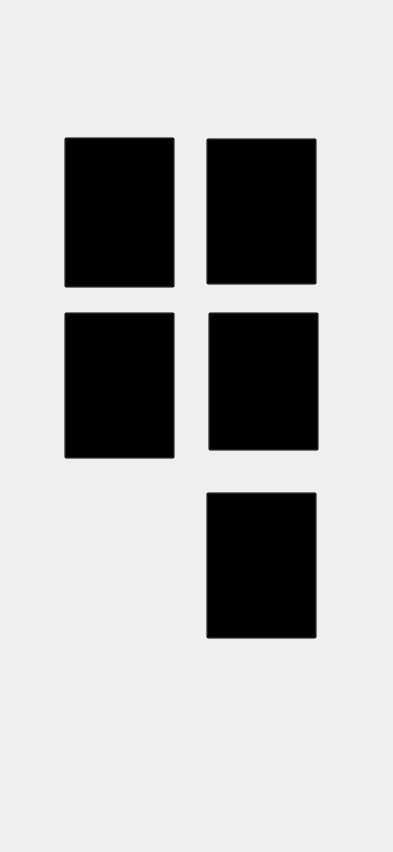
Above: Dashboard/dashboard.ui from richterace/SideKlick before the change. Below: the same form after it.
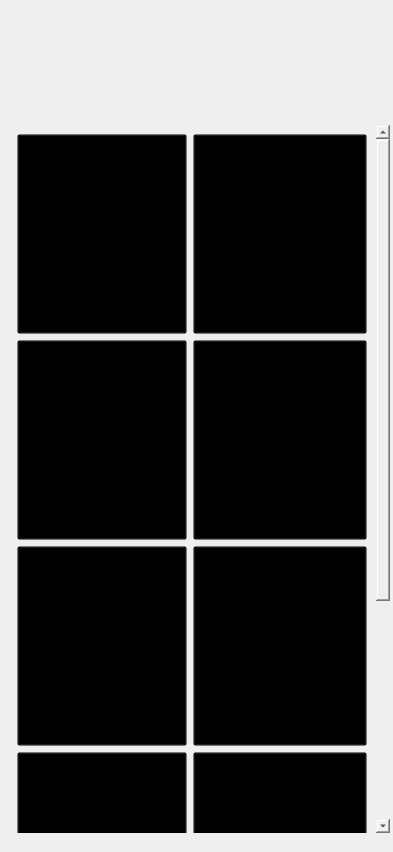
That is the form after the change. The open tabs and pages were chosen to show the change. Icons and pictures are not drawn.

Patch:
```diff
--- a/Dashboard/dashboard.ui
+++ b/Dashboard/dashboard.ui
@@ -1141,86 +1141,222 @@
        <bool>true</bool>
       </property>
      </widget>
-     <widget class="QPushButton" name="pushButton">
+     <widget class="QScrollArea" name="scrollArea_2">
       <property name="geometry">
        <rect>
-        <x>206</x>
-        <y>148</y>
-        <width>111</width>
-        <height>147</height>
+        <x>8</x>
+        <y>135</y>
+        <width>382</width>
+        <height>708</height>
        </rect>
       </property>
       <property name="styleSheet">
        <string notr="true">background:none;
-background-color:transparent;</string>
+background-color:transparent</string>
       </property>
-      <property name="text">
-       <string/>
+      <property name="frameShape">
+       <enum>QFrame::NoFrame</enum>
       </property>
-     </widget>
-     <widget class="QPushButton" name="exerciseButton">
-      <property name="geometry">
-       <rect>
-        <x>64</x>
-        <y>147</y>
-        <width>111</width>
-        <height>151</height>
-       </rect>
+      <property name="verticalScrollBarPolicy">
+       <enum>Qt::ScrollBarAlwaysOn</enum>
       </property>
-      <property name="styleSheet">
-       <string notr="true">background:none;
-background-color:transparent;</string>
+      <property name="sizeAdjustPolicy">
+       <enum>QAbstractScrollArea::AdjustIgnored</enum>
       </property>
-      <property name="text">
-       <string/>
+      <property name="widgetResizable">
+       <bool>true</bool>
       </property>
-     </widget>
-     <widget class="QPushButton" name="pushButton_6">
-      <property name="geometry">
-       <rect>
-        <x>64</x>
-        <y>322</y>
-        <width>111</width>
-        <height>147</height>
-       </rect>
-      </property>
-      <property name="styleSheet">
-       <string notr="true">background:none;
+      <widget class="QWidget" name="scrollAreaWidgetContents_2">
+       <property name="geometry">
+        <rect>
+         <x>0</x>
+         <y>-334</y>
+         <width>365</width>
+         <height>1042</height>
+        </rect>
+       </property>
+       <layout class="QFormLayout" name="formLayout">
+        <item row="0" column="0">
+         <widget class="QPushButton" name="pushButton_7">
+          <property name="minimumSize">
+           <size>
+            <width>170</width>
+            <height>200</height>
+           </size>
+          </property>
+          <property name="styleSheet">
+           <string notr="true">background:none;
+background-color:transparent;
+border-image: url(:/newPrefix/features4.png);</string>
+          </property>
+          <property name="text">
+           <string/>
+          </property>
+         </widget>
+        </item>
+        <item row="0" column="1">
+         <widget class="QPushButton" name="pushButton">
+          <property name="enabled">
+           <bool>true</bool>
+          </property>
+          <property name="minimumSize">
+           <size>
+            <width>120</width>
+            <height>200</height>
+           </size>
+          </property>
+          <property name="styleSheet">
+           <string notr="true">background:none;
+border-image: url(:/newPrefix/features2.png);
 background-color:transparent;</string>
-      </property>
-      <property name="text">
-       <string/>
-      </property>
-     </widget>
-     <widget class="QPushButton" name="pushButton_7">
-      <property name="geometry">
-       <rect>
-        <x>208</x>
-        <y>322</y>
-        <width>111</width>
-        <height>139</height>
-       </rect>
-      </property>
-      <property name="styleSheet">
-       <string notr="true">background:none;
+          </property>
+          <property name="text">
+           <string/>
+          </property>
+         </widget>
+        </item>
+        <item row="1" column="0">
+         <widget class="QPushButton" name="exerciseButton">
+          <property name="minimumSize">
+           <size>
+            <width>170</width>
+            <height>200</height>
+           </size>
+          </property>
+          <property name="styleSheet">
+           <string notr="true">background:none;
+border-image: url(:/newPrefix/features1.png);
 background-color:transparent;</string>
-      </property>
-      <property name="text">
-       <string/>
-      </property>
+          </property>
+          <property name="text">
+           <string/>
+          </property>
+         </widget>
+        </item>
+        <item row="1" column="1">
+         <widget class="QPushButton" name="waterButton2">
+          <property name="minimumSize">
+           <size>
+            <width>120</width>
+            <height>200</height>
+           </size>
+          </property>
+          <property name="styleSheet">
+           <string notr="true">background:none;
+background-color:transparent;
+border-image: url(:/newPrefix/features6.png);</string>
+          </property>
+          <property name="text">
+           <string/>
+          </property>
+         </widget>
+        </item>
+        <item row="2" column="0">
+         <widget class="QPushButton" name="pushButton_6">
+          <property name="minimumSize">
+           <size>
+            <width>170</width>
+            <height>200</height>
+           </size>
+          </property>
+          <property name="styleSheet">
+           <string notr="true">background:none;
+background-color:transparent;
+border-image: url(:/newPrefix/features3.png);</string>
+          </property>
+          <property name="text">
+           <string/>
+          </property>
+         </widget>
+        </item>
+        <item row="2" column="1">
+         <widget class="QPushButton" name="pushButton_2">
+          <property name="minimumSize">
+           <size>
+            <width>120</width>
+            <height>200</height>
+           </size>
+          </property>
+          <property name="styleSheet">
+           <string notr="true">background:none;
+border-image: url(:/newPrefix/features7.png);
+background-color:transparent;</string>
+          </property>
+          <property name="text">
+           <string/>
+          </property>
+         </widget>
+        </item>
+        <item row="3" column="0">
+         <widget class="QPushButton" name="pushButton_8">
+          <property name="minimumSize">
+           <size>
+            <width>170</width>
+            <height>200</height>
+           </size>
+          </property>
+          <property name="styleSheet">
+           <string notr="true">background:none;
+background-color:transparent;
+border-image: url(:/newPrefix/features8.png);</string>
+          </property>
+          <property name="text">
+           <string/>
+          </property>
+         </widget>
+        </item>
+        <item row="3" column="1">
+         <widget class="QPushButton" name="pushButton_9">
+          <property name="minimumSize">
+           <size>
+            <width>120</width>
+            <height>200</height>
+           </size>
+          </property>
+          <property name="styleSheet">
+           <string notr="true">background:none;
+background-color:transparent;
+border-image: url(:/newPrefix/features9.png);</string>
+          </property>
+          <property name="text">
+           <string/>
+          </property>
+         </widget>
+        </item>
+        <item row="4" column="1">
+         <widget class="QPushButton" name="skincare">
+          <property name="minimumSize">
+           <size>
+            <width>120</width>
+            <height>200</height>
+           </size>
+          </property>
+          <property name="styleSheet">
+           <string notr="true">background:none;
+background-color:transparent;
+border-image: url(:/newPrefix/features10.png);</string>
+          </property>
+          <property name="text">
+           <string/>
+          </property>
+         </widget>
+        </item>
+       </layout>
+      </widget>
      </widget>
-     <widget class="QPushButton" name="waterButton2">
+     <widget class="QLabel" name="label_11">
       <property name="geometry">
        <rect>
-        <x>206</x>
-        <y>502</y>
-        <width>111</width>
-        <height>147</height>
+        <x>74</x>
+        <y>69</y>
+        <width>230</width>
+        <height>30</height>
        </rect>
       </property>
       <property name="styleSheet">
-       <string notr="true">background:none;
-background-color:transparent;</string>
+       <string notr="true">border-image: url(:/newPrefix/Group 75.png);
+background:none;
+background-color: transparent;</string>
       </property>
       <property name="text">
        <string/>
```
Left out of the diff: 98 changed lines with no effect on the pictures.
